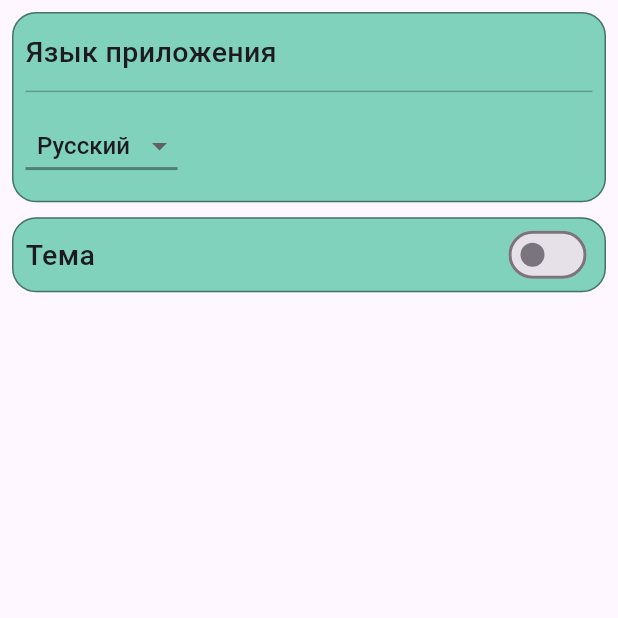
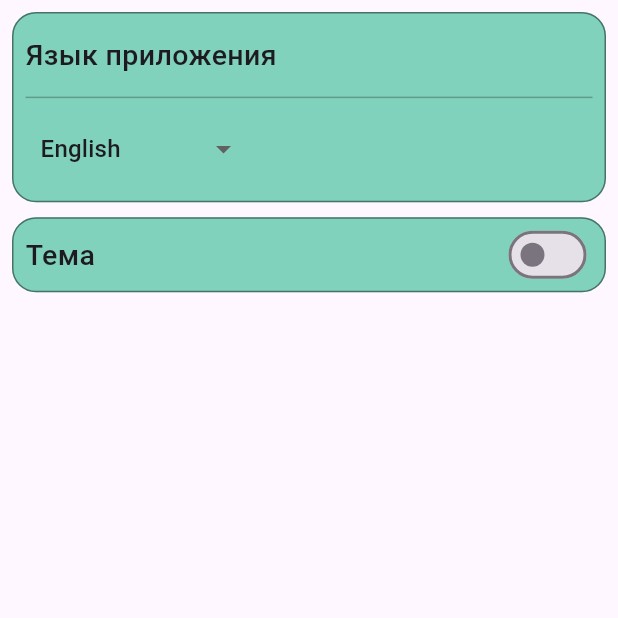
Before and after one commit to Nurtilekb/medicine, a Flutter app: the SettingList screen opened directly, on a phone screen of 412 x 824 dp, the top half of it. Run offline on Flutter 3.47's test engine with Material 3 defaults, Android fonts, the light colour scheme and no system bars; drawn by our look-alikes of dropdown_button2; our stand-ins replace flutter_screenutil, shared_preferences; accounts and stored records are empty; generated files the repository leaves out were written again; network calls fail.

Commit message:
new sel lang

```diff
--- a/lib/l10n/intl_ru.arb
+++ b/lib/l10n/intl_ru.arb
@@ -8,6 +8,6 @@
   "settings":"Настройки",
   "language":"Язык приложения",
   "theme":"Тема",
-  "snakbartitle1":"Вы добавили в Избранные",
-  "snakbartitle2":"Вы удалили из Избранных"
+  "snakbartitle1":"Вы добавили в Сохраненные",
+  "snakbartitle2":"Вы удалили из Сохраненных"
   }
--- a/lib/model/card_model.dart
+++ b/lib/model/card_model.dart
@@ -172,21 +172,3 @@ List<ListModel> _mymodel = [
           'blablaqcdqwqrewvcjerfckmqlewkxlablablablablablablablablablablablabla',
       imagePath: 'assets/images/rakkkk.jpg'),
 ];
-/*Set<int> usedIndexes = {};
-
-int generateUniqueIndex() {
-  int index;
-  do {
-    index = Random().nextInt(100); // Сгенерируйте случайный индекс
-  } while (usedIndexes.contains(index)); // Проверьте, является ли индекс уникальным
-  usedIndexes.add(index); // Добавьте использованный индекс в множество
-  return index;
-}
-Map<String, int> itemIndexes = {
-  'item1': 0,
-  'item2': 1,
-  'item3': 2,
-  'item4': 4
-  ,
-
-};*/
--- a/lib/widgets/settings.dart
+++ b/lib/widgets/settings.dart
@@ -1,3 +1,4 @@
+import 'package:dropdown_button2/dropdown_button2.dart';
 import 'package:flutter/material.dart';
 import 'package:flutter_screenutil/flutter_screenutil.dart';
 import 'package:medicine1/app/providers/locale_providers.dart';
@@ -31,7 +32,7 @@ class _SettingListState extends State<SettingList> {
             Container(
               width: MediaQuery.of(context).size.width,
               decoration: BoxDecoration(
-                border: Border.all(width: 1,color: Colors.black45),
+                border: Border.all(width: 1, color: Colors.black45),
                 color: themeProvider.setingsColor,
                 borderRadius: BorderRadius.circular(16),
               ),
@@ -61,8 +62,8 @@ class _SettingListState extends State<SettingList> {
               width: MediaQuery.of(context).size.width,
               height: 50,
               decoration: BoxDecoration(
-                border: Border.all(width: 1,color: Colors.black45),
-             color:    Provider.of<ThemeModel>(context).setingsColor,
+                border: Border.all(width: 1, color: Colors.black45),
+                color: Provider.of<ThemeModel>(context).setingsColor,
                 borderRadius: BorderRadius.circular(16),
               ),
               child: Padding(
@@ -92,6 +93,58 @@ class _SettingListState extends State<SettingList> {
   }
 }
 
+
+
+
+List<DropdownMenuItem<String>> _addDividersAfterItems(List<String> list) {
+  final List<DropdownMenuItem<String>> menuItems = [];
+  for (final String item in list) {
+    menuItems.addAll(
+      [
+        DropdownMenuItem<String>(
+          value: item,
+          child: Padding(
+            padding: const EdgeInsets.symmetric(horizontal: 4.0),
+            child: Text(
+              item,
+              style: const TextStyle(
+                fontSize: 16,
+              ),
+            ),
+          ),
+        ),
+        //If it's last item, we will not add Divider after it.
+        if (item != list.last)
+          const DropdownMenuItem<String>(
+            enabled: false,
+            child: Divider(),
+          ),
+      ],
+    );
+  }
+  return menuItems;
+}
+
+List<double> _getCustomItemsHeights() {
+  final List<double> itemsHeights = [];
+  for (int i = 0; i < (list.length * 2) - 1; i++) {
+    if (i.isEven) {
+      itemsHeights.add(40);
+    }
+    //Dividers indexes will be the odd indexes
+    if (i.isOdd) {
+      itemsHeights.add(4);
+    }
+  }
+  return itemsHeights;
+}
+
+
+
+
+
+
+
 class DropdownButtonExample extends StatefulWidget {
   const DropdownButtonExample({super.key});
 
@@ -99,49 +152,35 @@ class DropdownButtonExample extends StatefulWidget {
   State<DropdownButtonExample> createState() => _DropdownButtonExampleState();
 }
 
-List<String> list = <String>["Русский" ,'English','Кыргызча'];
+List<String> list = <String>["Русский", 'English', 'Кыргызча'];
 
 class _DropdownButtonExampleState extends State<DropdownButtonExample> {
-        String dropdownValue=list.first;
+  String selectedValue = 'English';
 
-        void loadlang()async{
+  void loadlang() async {
     SharedPreferences prefs = await SharedPreferences.getInstance();
-  dropdownValue=prefs.getString('language') ?? 'Русский';
+    selectedValue = prefs.getString('language') ?? 'Русский';
+  }
 
-  }
   @override
   void initState() {
     super.initState();
     loadlang();
-   setState(() {
+    setState(() {});
+  }
 
-   });
-  }
   @override
   Widget build(BuildContext context) {
-
-
-
-    return DropdownButton<String>(
-      alignment: Alignment.center,
-      value: dropdownValue,
-      icon: const Icon(
-        Icons.arrow_drop_down_sharp,
-      ),
-      elevation: 16,
-      style: TextStyle(
-          color: Theme.of(context).textTheme.bodyLarge?.color,
-          fontSize: 16,
-          fontWeight: FontWeight.w500),
-      underline: Container(height: 2, color: Colors.black38),
+    return DropdownButtonHideUnderline(
+        child: DropdownButton2<String>(
+          isExpanded: true,
+          items: _addDividersAfterItems(list),
+          value: selectedValue,
           onChanged: (String? value) {
-
-
-
-          dropdownValue = value!;
-
+            setState(() {
+              selectedValue = value!;
               switch (
-dropdownValue         ) {
+selectedValue         ) {
             case 'Русский':
               russcha();
 
@@ -155,18 +194,29 @@ dropdownValue         ) {
               break;
           }
 
+            });
           },
-      items: list.map<DropdownMenuItem<String>>((String value) {
-        return DropdownMenuItem<String>(
-          alignment: Alignment.centerLeft,
-          value:value,
-          child: Text(value),
-        );
-      }).toList(),
+          buttonStyleData: const ButtonStyleData(
+            padding: EdgeInsets.symmetric(horizontal: 6),
+            height: 40,
+            width: 150,
+          ),
+          dropdownStyleData: const DropdownStyleData(
+            maxHeight: 200,
+          ),
+          menuItemStyleData: MenuItemStyleData(
+            padding: const EdgeInsets.symmetric(horizontal: 8.0),
+            customHeights: _getCustomItemsHeights(),
+          ),
+          iconStyleData: const IconStyleData(
+            openMenuIcon: Icon(Icons.arrow_drop_up),
+          ),
+        ),
       );
   }
 
-  Future<void> russcha()  async {sohr();
+  Future<void> russcha() async {
+    sohr();
     setState(() {
       Provider.of<LocaleProvider>(context, listen: false)
           .setLocale(const Locale('ru'));
@@ -180,6 +230,7 @@ dropdownValue         ) {
           .setLocale(const Locale('ky'));
     });
   }
+
   Future<void> englishche() async {
     sohr();
     setState(() {
@@ -187,9 +238,9 @@ dropdownValue         ) {
           .setLocale(const Locale('en'));
     });
   }
+
   Future<void> sohr() async {
     SharedPreferences prefs = await SharedPreferences.getInstance();
-    await prefs.setString('language', dropdownValue);
+    await prefs.setString('language', selectedValue);
   }
-
 }
--- a/pubspec.yaml
+++ b/pubspec.yaml
@@ -42,6 +42,7 @@ dependencies:
   intl: any
   shared_preferences: ^2.2.2
   search_page: ^2.3.0
+  dropdown_button2: ^2.3.9
 
 
 dev_dependencies:
```
Also changed, not shown: pubspec.lock. Lines whose indentation alone changed are shown as unchanged.
